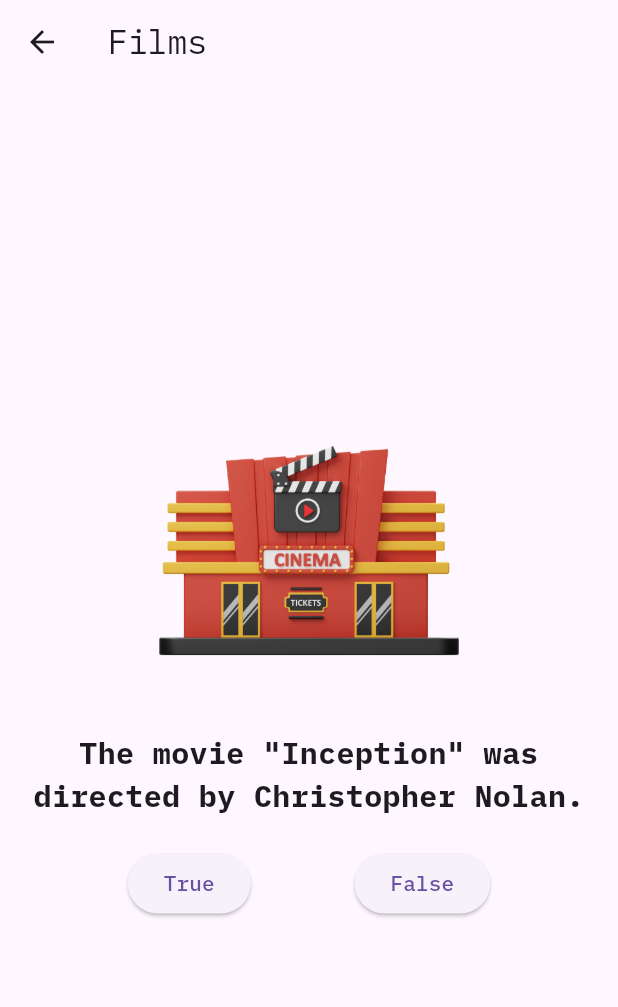
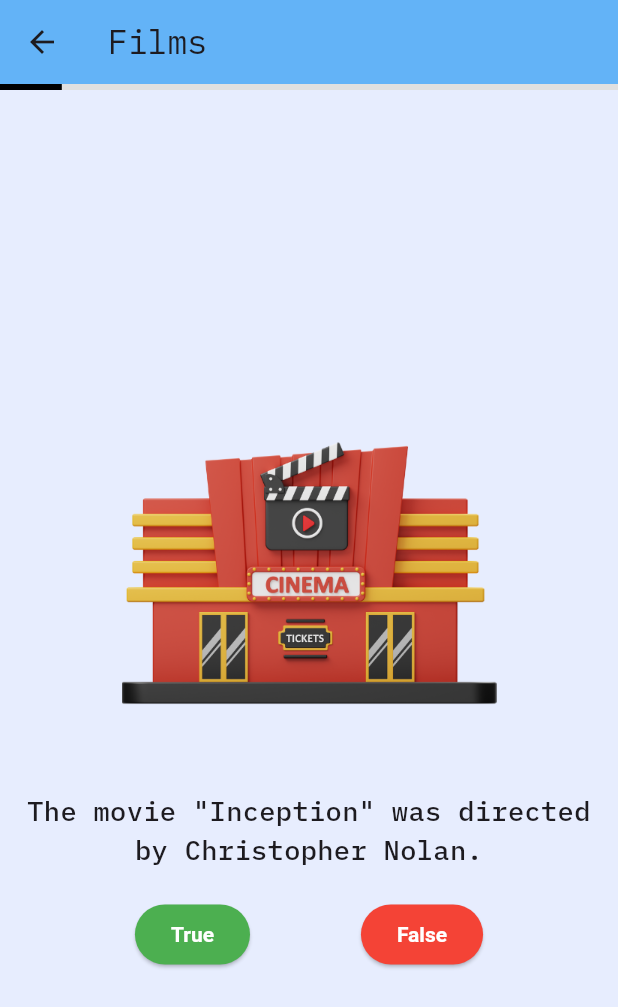
Before and after one commit to OumarLAM/quizz-app, a Flutter app: the screen it shows after launch, after a tap on "Films", on a phone screen of 412 x 824 dp. Shown: the top 1007 px of the screen. Run offline on Flutter 3.47's test engine with Material 3 defaults, Android fonts, the phone set to English and light mode, and no system bars.

```diff
--- a/lib/screens/categories_page.dart
+++ b/lib/screens/categories_page.dart
@@ -96,7 +96,7 @@ class _CategoryCardState extends State<CategoryCard> {
         Navigator.push(
           context,
           MaterialPageRoute(
-            builder: (context) => DetailedView(category: widget.category),
+            builder: (context) => DetailedView(category: widget.category, index: widget.index)
           ),
         );
       },
--- a/lib/screens/detailed_view.dart
+++ b/lib/screens/detailed_view.dart
@@ -5,8 +5,9 @@ import 'score_view.dart';
 
 class DetailedView extends StatefulWidget {
   final Category category;
+  final int index;
 
-  const DetailedView({super.key, required this.category});
+  const DetailedView({super.key, required this.category, required this.index});
 
   @override
   _DetailedViewState createState() => _DetailedViewState();
@@ -18,7 +19,8 @@ class _DetailedViewState extends State<DetailedView> {
 
   void _answerQuestion(bool userAnswer) {
     setState(() {
-      if (userAnswer == widget.category.questions[_currentQuestionIndex].answer) {
+      if (userAnswer ==
+          widget.category.questions[_currentQuestionIndex].answer) {
         _score++;
       }
       if (_currentQuestionIndex < widget.category.questions.length - 1) {
@@ -37,28 +39,63 @@ class _DetailedViewState extends State<DetailedView> {
     });
   }
 
+  Color _getCategoryColor() {
+    switch (widget.index) {
+      case 0:
+        return Colors.blue.withOpacity(0.7); // Films
+      case 1:
+        return Colors.purple.withOpacity(0.7); // Music
+      case 2:
+        return Colors.orange.withOpacity(0.7); // History
+      case 3:
+        return Colors.green.withOpacity(0.7); // Math
+      case 4:
+        return Colors.red.withOpacity(0.7); // Football
+      case 5:
+        return Colors.teal.withOpacity(0.7); // Geography
+      default:
+        return Colors.grey.withOpacity(0.7);
+    }
+  }
+
   @override
   Widget build(BuildContext context) {
     Question currentQuestion = widget.category.questions[_currentQuestionIndex];
+    Color categoryColor = _getCategoryColor();
 
     return Scaffold(
       appBar: AppBar(
         title: Text(widget.category.name),
+        backgroundColor: categoryColor,
+        bottom: PreferredSize(
+          preferredSize: Size.fromHeight(4.0),
+          child: LinearProgressIndicator(
+            value: (_currentQuestionIndex + 1) / widget.category.questions.length,
+            backgroundColor: Colors.grey[300],
+            valueColor: AlwaysStoppedAnimation<Color>(Colors.black),
           ),
-      body: Padding(
+        ),
+      ),
+      body: Container(
+        decoration: BoxDecoration(
+          color: categoryColor.withOpacity(0.1),
+        ),
+        child: Padding(
           padding: const EdgeInsets.all(16),
           child: Column(
             mainAxisAlignment: MainAxisAlignment.center,
             children: [
+              const SizedBox(height: 20),
               Image.asset(
                 widget.category.imageUrl,
-              height: 200,
+                height: 250,
                 fit: BoxFit.cover,
               ),
               const SizedBox(height: 20),
               Text(
                 currentQuestion.question,
-              style: const TextStyle(fontSize: 20, fontWeight: FontWeight.bold),
+                style:
+                    const TextStyle(fontSize: 18, fontWeight: FontWeight.w500),
                 textAlign: TextAlign.center,
               ),
               const SizedBox(height: 20),
@@ -67,10 +104,24 @@ class _DetailedViewState extends State<DetailedView> {
                 children: [
                   ElevatedButton(
                     onPressed: () => _answerQuestion(true),
+                    style: ElevatedButton.styleFrom(
+                      backgroundColor: Colors.green,
+                      foregroundColor: Colors.white,
+                      textStyle: const TextStyle(
+                        fontWeight: FontWeight.bold,
+                      ),
+                    ),
                     child: const Text('True'),
                   ),
                   ElevatedButton(
                     onPressed: () => _answerQuestion(false),
+                    style: ElevatedButton.styleFrom(
+                      backgroundColor: Colors.red,
+                      foregroundColor: Colors.white,
+                      textStyle: const TextStyle(
+                        fontWeight: FontWeight.bold,
+                      ),
+                    ),
                     child: const Text('False'),
                   ),
                 ],
@@ -78,6 +129,7 @@ class _DetailedViewState extends State<DetailedView> {
             ],
           ),
         ),
+      ),
     );
   }
 }
```
Lines whose indentation alone changed are shown as unchanged.
